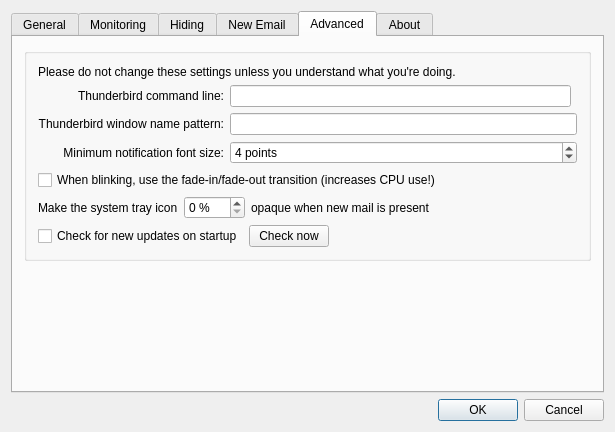
Old version of the form src/dialogsettings.ui in the repository gyunaev/birdtray.
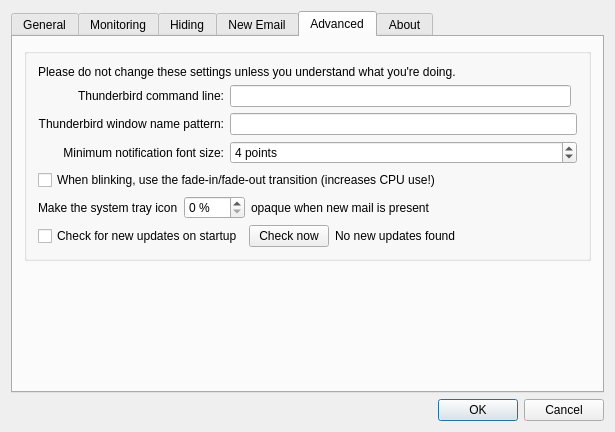
New version of the form. The open tabs and pages were chosen to show the change. Icons and pictures are not drawn. Custom widgets are drawn as their Qt base class.

Commit message: Add a "No new update" indicator to the advanced settings page

The edit to the form file:
```diff
--- a/src/dialogsettings.ui
+++ b/src/dialogsettings.ui
@@ -902,6 +902,19 @@
               </property>
              </widget>
             </item>
+            <item>
+             <widget class="QLabel" name="noUpdateIndicator">
+              <property name="text">
+               <string>No new updates found</string>
+              </property>
+              <property name="textInteractionFlags">
+               <set>Qt::NoTextInteraction</set>
+              </property>
+              <property name="visible">
+               <bool>false</bool>
+              </property>
+             </widget>
+            </item>
             <item>
              <spacer name="horizontalSpacer_6">
               <property name="orientation">
```
The commit also changes 8 other files.
